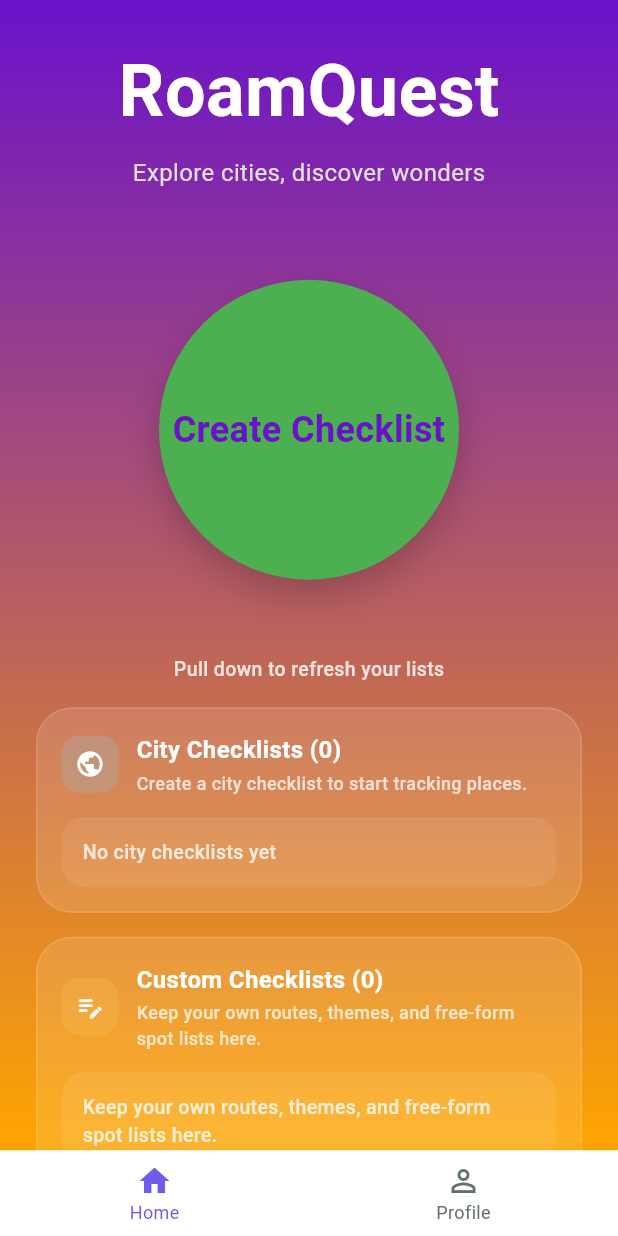
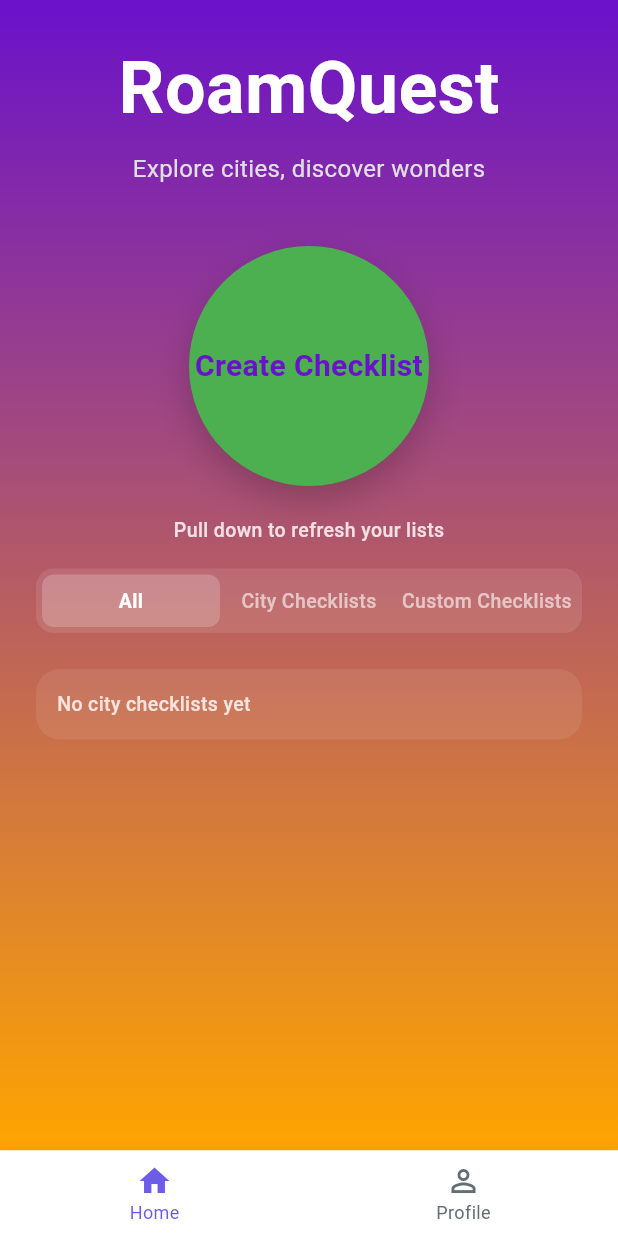
Before and after one commit to hwalhg/roamquest, a Flutter app: the screen it shows once a user with an empty profile is signed in, on a phone screen of 412 x 824 dp. Run offline on Flutter 3.47's test engine with Material 3 defaults, Android fonts, the phone set to English and light mode, and no system bars; our stand-ins replace dio, equatable, flutter_dotenv, geocoding, geolocator, image_picker and 6 more; missing offline and left inert: universal_html; accounts and stored records are empty.

Commit message:
Redesign home page with tab layout and fixed header
- Replace two-section checklist layout with All/City/Custom tabs
- Fix header area (app name + create button) so it doesn't scroll
- Make checklist list a fixed scrollable area below tabs
- Unify all checklist icons to globe icon
- Remove edit icon from checklist item indicators

Co-Authored-By: Claude <noreply@anthropic.com>

```diff
--- a/lib/features/checklist/checklist_page.dart
+++ b/lib/features/checklist/checklist_page.dart
@@ -655,11 +655,6 @@ class _ChecklistPageState extends State<ChecklistPage>
           ),
         ),
       );
-    } else if (_checklist.isCustom) {
-      return const Icon(
-        Icons.edit_location_alt_outlined,
-        color: AppColors.primary,
-      );
     } else if (_hasPremiumSubscription || (_checklist.city?.isFree ?? false)) {
       // Premium user - show unlock icon
       return Container(
--- a/lib/features/home/home_page.dart
+++ b/lib/features/home/home_page.dart
@@ -33,9 +33,9 @@ class _HomePageState extends State<HomePage> {
 
   bool _isGenerating = false;
   bool _isOpeningStartedCity = false;
-  List<City> _startedCities = [];
-  List<Checklist> _customChecklists = [];
-  Map<String, int> _customChecklistSpotCounts = {};
+  int _currentTab = 0; // 0: all, 1: city, 2: custom
+  List<Checklist> _allChecklists = [];
+  Map<String, int> _checklistSpotCounts = {};
 
   @override
   void initState() {
@@ -64,32 +64,23 @@ class _HomePageState extends State<HomePage> {
       final allChecklists = await _checklistRepo.getAllChecklists();
       AppLogger.info('从数据库获取到 ${allChecklists.length} 个 checklists');
 
-      // Extract unique cities from checklists
-      final uniqueCities = <City>{};
-      final customChecklists = <Checklist>[];
-      final customChecklistSpotCounts = <String, int>{};
+      // Load spot counts for all checklists
+      final spotCounts = <String, int>{};
       for (final checklist in allChecklists) {
         AppLogger.info('Checklist: ${checklist.id}, 标题: ${checklist.displayTitle}');
-        if (checklist.isCustom) {
-          customChecklists.add(checklist);
         final items = await _checklistRepo.loadChecklistItems(checklist.id);
-          customChecklistSpotCounts[checklist.id] = items.length;
-        } else if (checklist.city != null) {
-          uniqueCities.add(checklist.city!);
-        }
+        spotCounts[checklist.id] = items.length;
       }
 
       if (!mounted) return;
       setState(() {
-        _startedCities = uniqueCities.toList()
-          ..sort((a, b) => a.name.compareTo(b.name));
-        _customChecklists = customChecklists
+        _allChecklists = allChecklists
           ..sort((a, b) => b.createdAt.compareTo(a.createdAt));
-        _customChecklistSpotCounts = customChecklistSpotCounts;
+        _checklistSpotCounts = spotCounts;
       });
 
       AppLogger.info(
-        '成功加载 ${_startedCities.length} 个已开始城市: ${_startedCities.map((c) => c.name).join(', ')}',
+        '成功加载 ${_allChecklists.length} 个清单',
       );
     } catch (e, stackTrace) {
       AppLogger.error('加载已开始城市失败', error: e, stackTrace: stackTrace);
@@ -101,30 +92,32 @@ class _HomePageState extends State<HomePage> {
   }
 
   void _trackStartedCity(City city) {
-    final exists = _startedCities.any(
-      (startedCity) =>
-          startedCity.name == city.name && startedCity.country == city.country,
+    final exists = _allChecklists.any(
+      (cl) =>
+          !cl.isCustom &&
+          cl.city?.name == city.name &&
+          cl.city?.country == city.country,
     );
     if (exists || !mounted) return;
 
     setState(() {
-      _startedCities = [..._startedCities, city]
-        ..sort((a, b) => a.name.compareTo(b.name));
+      _allChecklists = [..._allChecklists]
+        ..sort((a, b) => b.createdAt.compareTo(a.createdAt));
     });
   }
 
   void _trackCustomChecklist(Checklist checklist) {
     if (!checklist.isCustom || !mounted) return;
 
-    final exists = _customChecklists.any((item) => item.id == checklist.id);
+    final exists = _allChecklists.any((item) => item.id == checklist.id);
     if (exists) return;
 
     setState(() {
-      _customChecklists = [checklist, ..._customChecklists]
+      _allChecklists = [checklist, ..._allChecklists]
         ..sort((a, b) => b.createdAt.compareTo(a.createdAt));
-      _customChecklistSpotCounts = {
-        ..._customChecklistSpotCounts,
-        checklist.id: _customChecklistSpotCounts[checklist.id] ?? 0,
+      _checklistSpotCounts = {
+        ..._checklistSpotCounts,
+        checklist.id: _checklistSpotCounts[checklist.id] ?? 0,
       };
     });
   }
@@ -382,23 +375,15 @@ class _HomePageState extends State<HomePage> {
         child: SafeArea(
           child: Stack(
             children: [
-              RefreshIndicator(
-                onRefresh: _refreshStartedCities,
-                child: SingleChildScrollView(
-                  physics: const AlwaysScrollableScrollPhysics(),
-                  child: ConstrainedBox(
-                    constraints: BoxConstraints(
-                      minHeight: MediaQuery.of(context).size.height -
-                          MediaQuery.of(context).padding.top,
-                    ),
-                    child: Center(
-                      child: Padding(
+              Column(
+                children: [
+                  // Fixed header area
+                  Padding(
                     padding: const EdgeInsets.symmetric(
                       horizontal: 24,
                       vertical: 24,
                     ),
                     child: Column(
-                          mainAxisAlignment: MainAxisAlignment.center,
                       children: [
                         Text(
                           l10n.appName,
@@ -416,12 +401,12 @@ class _HomePageState extends State<HomePage> {
                             fontSize: 16,
                           ),
                         ),
-                            const SizedBox(height: 60),
+                        const SizedBox(height: 40),
                         GestureDetector(
                           onTap: _showCitySelection,
                           child: Container(
-                                width: 200,
-                                height: 200,
+                            width: 160,
+                            height: 160,
                             decoration: BoxDecoration(
                               color: const Color(0xFF4CAF50),
                               shape: BoxShape.circle,
@@ -448,7 +433,7 @@ class _HomePageState extends State<HomePage> {
                                       l10n.createChecklist,
                                       style: const TextStyle(
                                         color: Color(0xFF6A11CB),
-                                            fontSize: 24,
+                                        fontSize: 20,
                                         fontWeight: FontWeight.bold,
                                       ),
                                       textAlign: TextAlign.center,
@@ -456,7 +441,7 @@ class _HomePageState extends State<HomePage> {
                             ),
                           ),
                         ),
-                            const SizedBox(height: 50),
+                        const SizedBox(height: 20),
                         Text(
                           l10n.get('pullToRefreshLists'),
                           style: TextStyle(
@@ -466,51 +451,26 @@ class _HomePageState extends State<HomePage> {
                           ),
                         ),
                         const SizedBox(height: 16),
-                            _buildChecklistSection(
-                              title:
-                                  '${l10n.get('startedCities')} (${_startedCities.length})',
-                              subtitle: l10n.get('startedCitiesHint'),
-                              icon: Icons.public_rounded,
-                              accentColor: const Color(0xFF7FDBFF),
-                              child: _startedCities.isEmpty
-                                  ? _buildEmptySectionHint(
-                                      l10n.get('noStartedCities'),
-                                    )
-                                  : Wrap(
-                                      spacing: 8,
-                                      runSpacing: 8,
-                                      alignment: WrapAlignment.center,
-                                      children: _startedCities.map((city) {
-                                        return _buildSimpleCityChip(city);
-                                      }).toList(),
+                        _buildTabBar(l10n),
+                      ],
                     ),
                   ),
-                            const SizedBox(height: 16),
-                            _buildChecklistSection(
-                              title:
-                                  '${l10n.get('customLists')} (${_customChecklists.length})',
-                              subtitle: l10n.get('customListsHint'),
-                              icon: Icons.edit_note_rounded,
-                              accentColor: const Color(0xFFFFD166),
-                              child: _customChecklists.isEmpty
-                                  ? _buildEmptySectionHint(
-                                      l10n.get('customListsHint'),
-                                    )
-                                  : Column(
-                                      children: _customChecklists.map((checklist) {
-                                        return Padding(
-                                          padding: const EdgeInsets.only(bottom: 10),
-                                          child: _buildCustomChecklistCard(checklist),
-                                        );
-                                      }).toList(),
-                                    ),
-                            ),
+                  // Scrollable checklist area
+                  Expanded(
+                    child: RefreshIndicator(
+                      onRefresh: _refreshStartedCities,
+                      child: ListView(
+                        physics: const AlwaysScrollableScrollPhysics(),
+                        padding: const EdgeInsets.symmetric(
+                          horizontal: 24,
+                        ).copyWith(bottom: 24),
+                        children: [
+                          _buildTabContent(l10n),
                         ],
                       ),
                     ),
                   ),
-                  ),
-                ),
+                ],
               ),
               if (_isGenerating)
                 Positioned.fill(
@@ -579,158 +539,111 @@ class _HomePageState extends State<HomePage> {
   }
 
   /// Build simple city chip - minimal design with click to navigate
-  Widget _buildChecklistSection({
-    required String title,
-    required String subtitle,
-    required IconData icon,
-    required Color accentColor,
-    required Widget child,
-  }) {
+  List<Checklist> get _cityChecklists =>
+      _allChecklists.where((c) => !c.isCustom).toList();
+
+  List<Checklist> get _customChecklists =>
+      _allChecklists.where((c) => c.isCustom).toList();
+
+  List<Checklist> get _filteredChecklists {
+    switch (_currentTab) {
+      case 1:
+        return _cityChecklists;
+      case 2:
+        return _customChecklists;
+      default:
+        return _allChecklists;
+    }
+  }
+
+  Widget _buildTabBar(AppLocalizations l10n) {
+    final tabs = [
+      l10n.get('all'),
+      l10n.get('startedCities'),
+      l10n.get('customLists'),
+    ];
     return Container(
-      width: double.infinity,
-      padding: const EdgeInsets.all(16),
+      padding: const EdgeInsets.all(4),
       decoration: BoxDecoration(
-        color: Colors.white.withValues(alpha: 0.12),
-        borderRadius: BorderRadius.circular(24),
-        border: Border.all(
-          color: Colors.white.withValues(alpha: 0.14),
+        color: Colors.white.withValues(alpha: 0.1),
+        borderRadius: BorderRadius.circular(12),
+      ),
+      child: Row(
+        children: List.generate(tabs.length, (index) {
+          final selected = _currentTab == index;
+          return Expanded(
+            child: GestureDetector(
+              onTap: () => setState(() => _currentTab = index),
+              child: AnimatedContainer(
+                duration: const Duration(milliseconds: 200),
+                padding: const EdgeInsets.symmetric(vertical: 8),
+                decoration: BoxDecoration(
+                  color: selected
+                      ? Colors.white.withValues(alpha: 0.2)
+                      : Colors.transparent,
+                  borderRadius: BorderRadius.circular(8),
+                ),
+                child: Text(
+                  tabs[index],
+                  textAlign: TextAlign.center,
+                  style: TextStyle(
+                    color: selected
+                        ? Colors.white
+                        : Colors.white.withValues(alpha: 0.6),
+                    fontSize: 13,
+                    fontWeight: selected ? FontWeight.w700 : FontWeight.w500,
                   ),
                 ),
-      child: Column(
-        crossAxisAlignment: CrossAxisAlignment.start,
-        children: [
-          Row(
-            children: [
-              Container(
-                width: 38,
-                height: 38,
-                decoration: BoxDecoration(
-                  color: accentColor.withValues(alpha: 0.18),
-                  borderRadius: BorderRadius.circular(12),
-                ),
-                child: Icon(
-                  icon,
-                  color: Colors.white,
-                  size: 20,
               ),
             ),
-              const SizedBox(width: 12),
-              Expanded(
-                child: Column(
-                  crossAxisAlignment: CrossAxisAlignment.start,
-                  children: [
-                    Text(
-                      title,
-                      style: const TextStyle(
-                        color: Colors.white,
-                        fontSize: 16,
-                        fontWeight: FontWeight.w700,
-                      ),
-                    ),
-                    const SizedBox(height: 2),
-                    Text(
-                      subtitle,
-                      style: TextStyle(
-                        color: Colors.white.withValues(alpha: 0.74),
-                        fontSize: 12,
-                        fontWeight: FontWeight.w500,
-                      ),
-                    ),
-                  ],
-                ),
-              ),
-            ],
-          ),
-          const SizedBox(height: 14),
-          child,
-        ],
+          );
+        }),
       ),
     );
   }
 
-  Widget _buildEmptySectionHint(String text) {
-    return Container(
-      width: double.infinity,
-      padding: const EdgeInsets.symmetric(horizontal: 14, vertical: 14),
-      decoration: BoxDecoration(
-        color: Colors.white.withValues(alpha: 0.08),
-        borderRadius: BorderRadius.circular(16),
-      ),
-      child: Text(
-        text,
-        style: TextStyle(
-          color: Colors.white.withValues(alpha: 0.8),
-          fontSize: 13,
-          fontWeight: FontWeight.w500,
-        ),
-      ),
+  Widget _buildTabContent(AppLocalizations l10n) {
+    final items = _filteredChecklists;
+    if (items.isEmpty) {
+      final hint = _currentTab == 1
+          ? l10n.get('noStartedCities')
+          : _currentTab == 2
+              ? l10n.get('customListsHint')
+              : l10n.get('noStartedCities');
+      return _buildEmptySectionHint(hint);
+    }
+    return Column(
+      children: items.map((checklist) {
+        return Padding(
+          padding: const EdgeInsets.only(bottom: 10),
+          child: _buildChecklistCard(checklist, l10n),
+        );
+      }).toList(),
     );
   }
 
-  Widget _buildSimpleCityChip(City city) {
-    return Opacity(
-      opacity: _isOpeningStartedCity ? 0.65 : 1,
-      child: GestureDetector(
-        onTap:
-            _isOpeningStartedCity ? null : () => _navigateToCityChecklist(city),
-        child: Container(
-          padding: const EdgeInsets.symmetric(horizontal: 12, vertical: 8),
-          decoration: BoxDecoration(
-            color: Colors.white.withValues(alpha: 0.1),
-            borderRadius: BorderRadius.circular(20),
-            border: Border.all(
-              color: Colors.white.withValues(alpha: 0.16),
-            ),
-          ),
-          child: Row(
-            mainAxisSize: MainAxisSize.min,
-            children: [
-              // Small flag
-              ClipRRect(
-                borderRadius: BorderRadius.circular(3),
-                child: Image.network(
-                  'https://flagcdn.com/w20/${city.countryCode.toLowerCase()}.png',
-                  width: 20,
-                  height: 15,
-                  fit: BoxFit.cover,
-                  errorBuilder: (context, error, stackTrace) {
-                    return const SizedBox.shrink();
-                  },
-                ),
-              ),
-              const SizedBox(width: 6),
-              // City name only
-              Text(
-                city.name,
-                style: const TextStyle(
-                  color: Colors.white,
-                  fontSize: 13,
-                  fontWeight: FontWeight.w500,
-                ),
-              ),
-            ],
-          ),
-        ),
-      ),
-    );
-  }
-
-  Widget _buildCustomChecklistCard(Checklist checklist) {
-    final l10n = AppLocalizations.of(context);
-    final spotCount = _customChecklistSpotCounts[checklist.id] ?? 0;
+  Widget _buildChecklistCard(Checklist checklist, AppLocalizations l10n) {
+    final spotCount = _checklistSpotCounts[checklist.id] ?? 0;
     final spotCountLabel = spotCount == 1
         ? l10n.get('spotCountSingle')
         : l10n.get('spotCountPlural').replaceAll('{count}', '$spotCount');
-    final subtitle = checklist.description?.trim().isNotEmpty == true
+    final subtitle = checklist.isCustom
+        ? (checklist.description?.trim().isNotEmpty == true
             ? checklist.description!.trim()
-        : l10n.get('customListsHint');
+            : l10n.get('customListsHint'))
+        : (checklist.city?.country ?? '');
+    final accentColor =
+        checklist.isCustom ? const Color(0xFFFFD166) : const Color(0xFF7FDBFF);
+    final icon = Icons.public_rounded;
 
     return Opacity(
       opacity: _isOpeningStartedCity ? 0.65 : 1,
       child: GestureDetector(
         onTap: _isOpeningStartedCity
             ? null
-            : () => _navigateToCustomChecklist(checklist),
+            : () => checklist.isCustom
+                ? _navigateToCustomChecklist(checklist)
+                : _navigateToCityChecklist(checklist.city!),
         child: Container(
           width: double.infinity,
           padding: const EdgeInsets.symmetric(horizontal: 14, vertical: 14),
@@ -747,11 +660,11 @@ class _HomePageState extends State<HomePage> {
                 width: 42,
                 height: 42,
                 decoration: BoxDecoration(
-                  color: const Color(0xFFFFD166).withValues(alpha: 0.18),
+                  color: accentColor.withValues(alpha: 0.18),
                   borderRadius: BorderRadius.circular(14),
                 ),
-                child: const Icon(
-                  Icons.edit_note_rounded,
+                child: Icon(
+                  icon,
                   color: Colors.white,
                   size: 20,
                 ),
@@ -761,7 +674,24 @@ class _HomePageState extends State<HomePage> {
                 child: Column(
                   crossAxisAlignment: CrossAxisAlignment.start,
                   children: [
-                    Text(
+                    Row(
+                      children: [
+                        if (!checklist.isCustom && checklist.city != null) ...[
+                          ClipRRect(
+                            borderRadius: BorderRadius.circular(3),
+                            child: Image.network(
+                              'https://flagcdn.com/w20/${checklist.city!.countryCode.toLowerCase()}.png',
+                              width: 18,
+                              height: 13,
+                              fit: BoxFit.cover,
+                              errorBuilder: (_, __, ___) =>
+                                  const SizedBox.shrink(),
+                            ),
+                          ),
+                          const SizedBox(width: 6),
+                        ],
+                        Expanded(
+                          child: Text(
                             checklist.displayTitle.isEmpty
                                 ? l10n.get('untitledChecklist')
                                 : checklist.displayTitle,
@@ -772,6 +702,9 @@ class _HomePageState extends State<HomePage> {
                               fontSize: 14,
                               fontWeight: FontWeight.w700,
                             ),
+                          ),
+                        ),
+                      ],
                     ),
                     const SizedBox(height: 4),
                     Text(
@@ -789,7 +722,8 @@ class _HomePageState extends State<HomePage> {
               ),
               const SizedBox(width: 10),
               Container(
-                padding: const EdgeInsets.symmetric(horizontal: 10, vertical: 6),
+                padding:
+                    const EdgeInsets.symmetric(horizontal: 10, vertical: 6),
                 decoration: BoxDecoration(
                   color: Colors.white.withValues(alpha: 0.1),
                   borderRadius: BorderRadius.circular(999),
@@ -811,6 +745,25 @@ class _HomePageState extends State<HomePage> {
               ),
             ],
           ),
+        ),
+      ),
+    );
+  }
+
+  Widget _buildEmptySectionHint(String text) {
+    return Container(
+      width: double.infinity,
+      padding: const EdgeInsets.symmetric(horizontal: 14, vertical: 14),
+      decoration: BoxDecoration(
+        color: Colors.white.withValues(alpha: 0.08),
+        borderRadius: BorderRadius.circular(16),
+      ),
+      child: Text(
+        text,
+        style: TextStyle(
+          color: Colors.white.withValues(alpha: 0.8),
+          fontSize: 13,
+          fontWeight: FontWeight.w500,
         ),
       ),
     );
```
Lines whose indentation alone changed are shown as unchanged.
